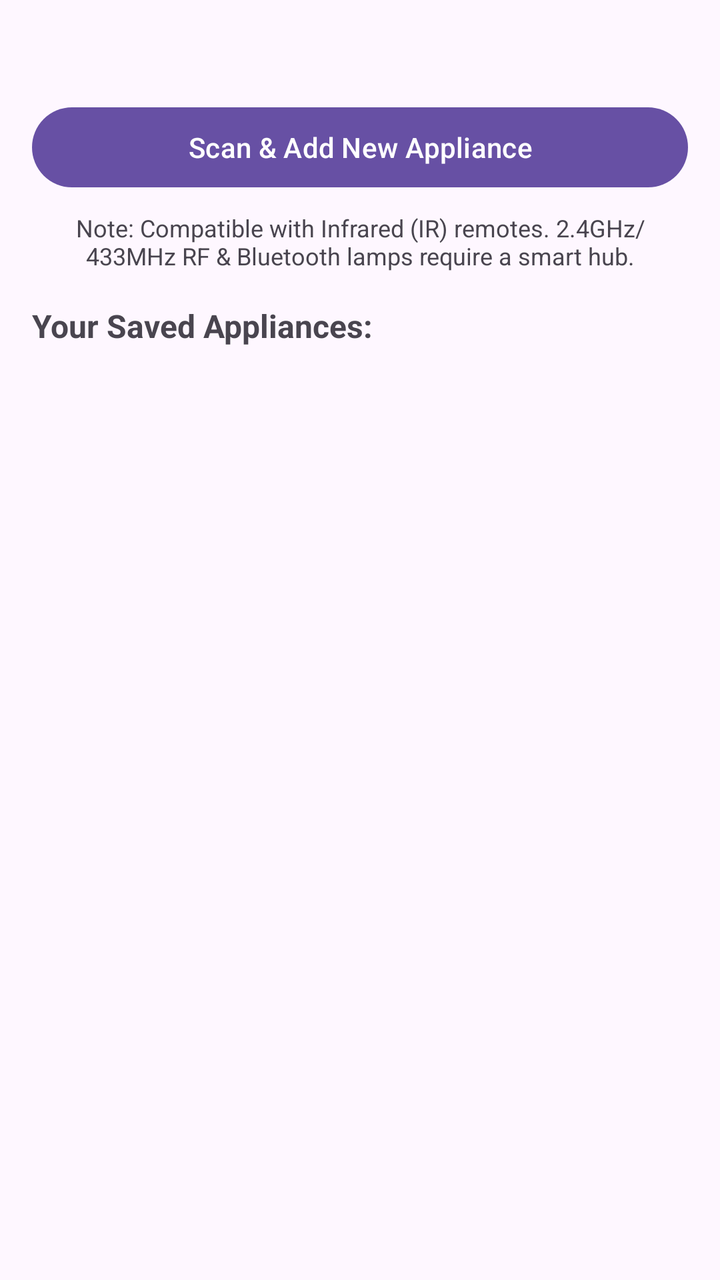
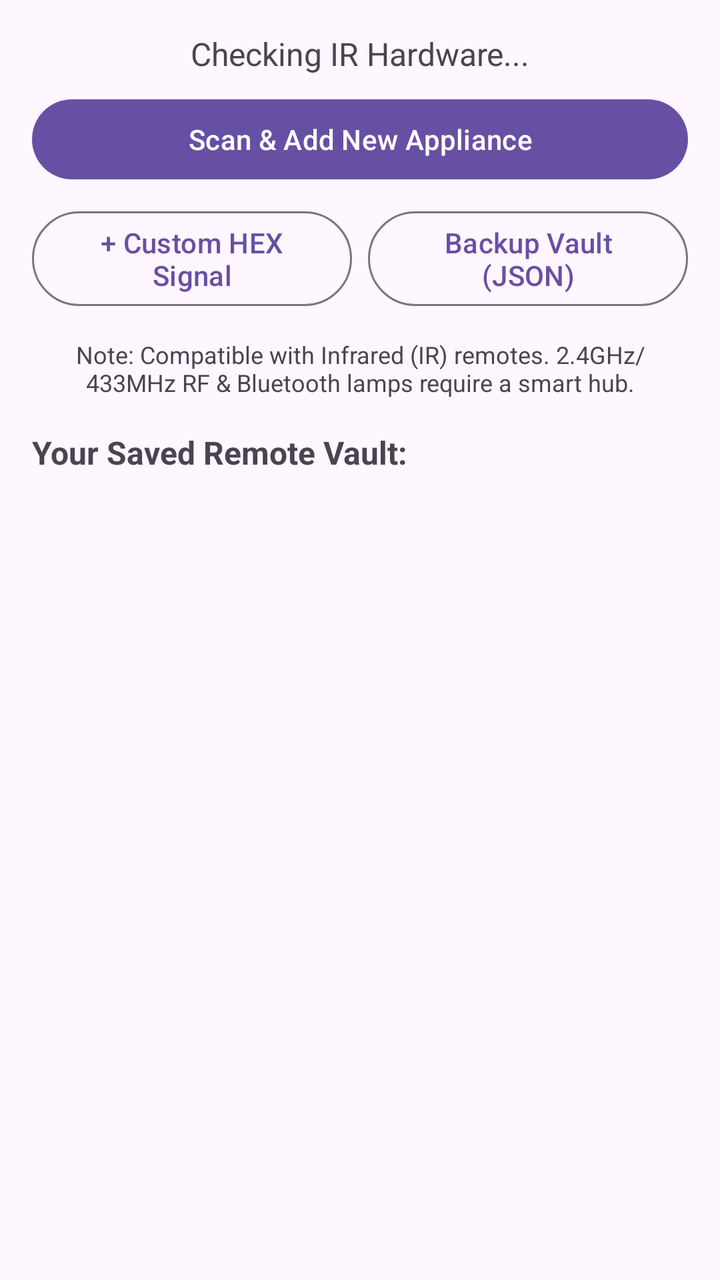

Screens rendered from an Android XML layout before and after an edit, with the pre-edit source and the edit as a unified diff.
<!-- AndroidManifest.xml: application theme Theme.Material3.DayNight -->
<!-- res/layout/activity_main.xml -->
<?xml version="1.0" encoding="utf-8"?>
<LinearLayout xmlns:android="http://schemas.android.com/apk/res/android"
    android:layout_width="match_parent"
    android:layout_height="match_parent"
    android:orientation="vertical"
    android:padding="16dp">

    <TextView
        android:id="@+id/statusTextView"
        android:layout_width="match_parent"
        android:layout_height="wrap_content"
        text="Checking IR Hardware..."
        android:textSize="16sp"
        android:gravity="center"
        android:layout_marginBottom="12dp" />

    <Button
        android:id="@+id/scanButton"
        android:layout_width="match_parent"
        android:layout_height="wrap_content"
        android:text="Scan &amp; Add New Appliance"
        android:layout_marginBottom="8dp" />

    <TextView
        android:id="@+id/rfNoticeTextView"
        android:layout_width="match_parent"
        android:layout_height="wrap_content"
        android:text="Note: Compatible with Infrared (IR) remotes. 2.4GHz/433MHz RF &amp; Bluetooth lamps require a smart hub."
        android:textSize="12sp"
        android:textColor="?android:attr/textColorSecondary"
        android:gravity="center"
        android:layout_marginBottom="16dp" />

    <TextView
        android:layout_width="match_parent"
        android:layout_height="wrap_content"
        android:text="Your Saved Appliances:"
        android:textStyle="bold"
        android:textSize="16sp"
        android:layout_marginBottom="8dp" />

    
    <ListView
        android:id="@+id/deviceListView"
        android:layout_width="match_parent"
        android:layout_height="match_parent" />

</LinearLayout>
<!-- resources referenced by this layout -->
<resources>

</resources>

<!-- the commit's change to res/layout/activity_main.xml (unified diff, before → after) -->
@@ -9,10 +9,10 @@
         android:id="@+id/statusTextView"
         android:layout_width="match_parent"
         android:layout_height="wrap_content"
-        text="Checking IR Hardware..."
+        android:text="Checking IR Hardware..."
         android:textSize="16sp"
         android:gravity="center"
-        android:layout_marginBottom="12dp" />
+        android:layout_marginBottom="8dp" />
 
     <Button
         android:id="@+id/scanButton"
@@ -20,6 +20,32 @@
         android:layout_height="wrap_content"
         android:text="Scan &amp; Add New Appliance"
         android:layout_marginBottom="8dp" />
+
+    <LinearLayout
+        android:layout_width="match_parent"
+        android:layout_height="wrap_content"
+        android:orientation="horizontal"
+        android:layout_marginBottom="12dp">
+
+        <Button
+            android:id="@+id/addHexButton"
+            style="?attr/materialButtonOutlinedStyle"
+            android:layout_width="0dp"
+            android:layout_height="wrap_content"
+            android:layout_weight="1"
+            android:text="+ Custom HEX Signal"
+            android:layout_marginEnd="4dp" />
+
+        <Button
+            android:id="@+id/vaultBackupButton"
+            style="?attr/materialButtonOutlinedStyle"
+            android:layout_width="0dp"
+            android:layout_height="wrap_content"
+            android:layout_weight="1"
+            android:text="Backup Vault (JSON)"
+            android:layout_marginStart="4dp" />
+
+    </LinearLayout>
 
     <TextView
         android:id="@+id/rfNoticeTextView"
@@ -34,7 +60,7 @@
     <TextView
         android:layout_width="match_parent"
         android:layout_height="wrap_content"
-        android:text="Your Saved Appliances:"
+        android:text="Your Saved Remote Vault:"
         android:textStyle="bold"
         android:textSize="16sp"
         android:layout_marginBottom="8dp" />
